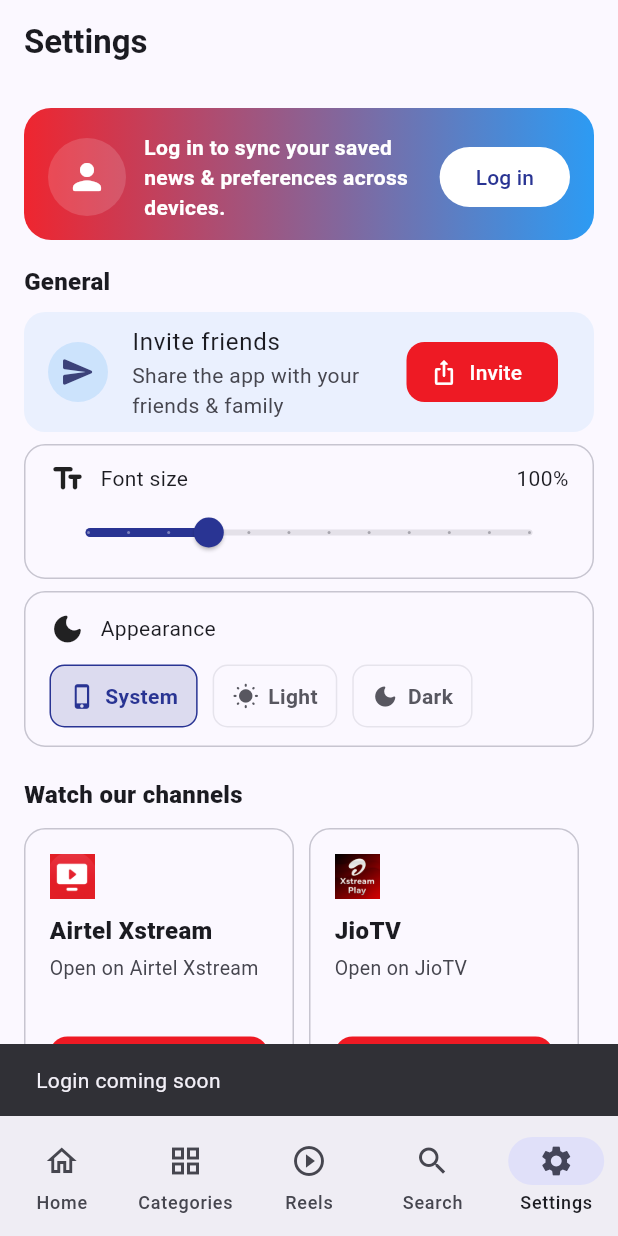
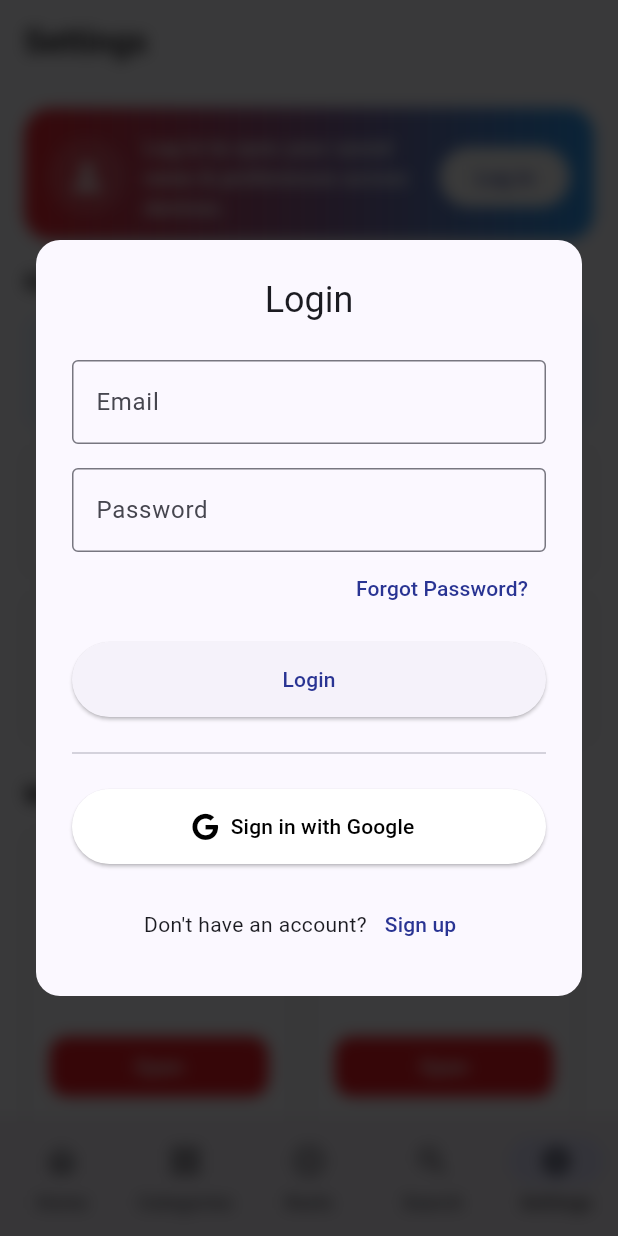
Before and after one commit to CLemToz/ab-news, a Flutter app: the screen it shows after launch, item 5 of the bottom bar chosen, after a tap on "Log in", on a phone screen of 412 x 824 dp. Run offline on Flutter 3.47's test engine with Material 3 defaults, Android fonts, the phone set to English and light mode, and no system bars; our stand-ins replace cached_network_image, firebase_auth, firebase_core, flutter_widget_from_html_core, font_awesome_flutter, google_sign_in and 3 more; missing offline and left inert: fwfh_cached_network_image, fwfh_chewie, fwfh_svg; accounts and stored records are empty; generated files the repository leaves out were written again; network calls fail.

Commit message:
login with google login and reset password working

```diff
--- /dev/null
+++ b/lib/features/auth/login_screen.dart
@@ -0,0 +1,220 @@
+import 'dart:ui';
+import 'package:ab_news/features/auth/signup_screen.dart';
+import 'package:ab_news/services/auth_service.dart';
+import 'package:firebase_auth/firebase_auth.dart';
+import 'package:flutter/material.dart';
+import 'package:font_awesome_flutter/font_awesome_flutter.dart';
+
+class LoginScreen extends StatefulWidget {
+  const LoginScreen({super.key});
+
+  @override
+  State<LoginScreen> createState() => _LoginScreenState();
+}
+
+class _LoginScreenState extends State<LoginScreen> {
+  final _emailController = TextEditingController();
+  final _passwordController = TextEditingController();
+  final _authService = AuthService();
+  bool _isLoading = false;
+
+  Future<void> _loginUser() async {
+    setState(() => _isLoading = true);
+    try {
+      final userCredential = await _authService.signInWithEmailAndPassword(
+        _emailController.text.trim(),
+        _passwordController.text.trim(),
+      );
+
+      if (!mounted) return;
+
+      if (userCredential != null) {
+        Navigator.of(context).pop();
+      }
+    } on FirebaseAuthException catch (e) {
+      ScaffoldMessenger.of(context).showSnackBar(
+        SnackBar(
+          content: Text(e.message ?? 'Login failed. Please check your credentials.'),
+          backgroundColor: Theme.of(context).colorScheme.error,
+        ),
+      );
+    } finally {
+      if (mounted) {
+        setState(() => _isLoading = false);
+      }
+    }
+  }
+
+  Future<void> _signInWithGoogle() async {
+    setState(() => _isLoading = true);
+    final userCredential = await _authService.signInWithGoogle();
+
+    if (!mounted) return;
+
+    if (userCredential != null) {
+      Navigator.of(context).pop();
+    } else {
+      ScaffoldMessenger.of(context).showSnackBar(
+        SnackBar(
+          content: const Text('Google sign-in failed.'),
+          backgroundColor: Theme.of(context).colorScheme.error,
+        ),
+      );
+    }
+    setState(() => _isLoading = false);
+  }
+
+  void _showPasswordResetDialog() {
+    final resetEmailController = TextEditingController();
+    showDialog(
+      context: context,
+      builder: (context) => AlertDialog(
+        title: const Text('Reset Password'),
+        content: Column(
+          mainAxisSize: MainAxisSize.min,
+          children: [
+            const Text(
+                'Enter your email address to receive a password reset link.'),
+            const SizedBox(height: 16),
+            TextField(
+              controller: resetEmailController,
+              keyboardType: TextInputType.emailAddress,
+              decoration: const InputDecoration(
+                labelText: 'Email',
+                border: OutlineInputBorder(),
+              ),
+            ),
+          ],
+        ),
+        actions: [
+          TextButton(
+            onPressed: () {
+              Navigator.of(context).pop();
+            },
+            child: const Text('Cancel'),
+          ),
+          TextButton(
+            onPressed: () async {
+              if (resetEmailController.text.isNotEmpty) {
+                try {
+                  await _authService
+                      .sendPasswordResetEmail(resetEmailController.text.trim());
+                  Navigator.of(context).pop();
+                  ScaffoldMessenger.of(context).showSnackBar(
+                    const SnackBar(
+                      content: Text('Password reset email sent.'),
+                    ),
+                  );
+                } catch (e) {
+                  Navigator.of(context).pop();
+                  ScaffoldMessenger.of(context).showSnackBar(
+                    SnackBar(
+                      content: Text('Failed to send email. Please try again.'),
+                      backgroundColor: Theme.of(context).colorScheme.error,
+                    ),
+                  );
+                }
+              }
+            },
+            child: const Text('Send'),
+          ),
+        ],
+      ),
+    );
+  }
+
+  @override
+  Widget build(BuildContext context) {
+    return Scaffold(
+      backgroundColor: Colors.black.withOpacity(0.5),
+      body: BackdropFilter(
+        filter: ImageFilter.blur(sigmaX: 5, sigmaY: 5),
+        child: Center(
+          child: SingleChildScrollView(
+            child: Container(
+              margin: const EdgeInsets.all(24.0),
+              padding: const EdgeInsets.all(24.0),
+              decoration: BoxDecoration(
+                color: Theme.of(context).cardColor,
+                borderRadius: BorderRadius.circular(16.0),
+              ),
+              child: Column(
+                mainAxisSize: MainAxisSize.min,
+                children: [
+                  Text('Login', style: Theme.of(context).textTheme.headlineSmall),
+                  const SizedBox(height: 24),
+                  TextField(
+                    controller: _emailController,
+                    keyboardType: TextInputType.emailAddress,
+                    decoration: const InputDecoration(
+                      labelText: 'Email',
+                      border: OutlineInputBorder(),
+                    ),
+                  ),
+                  const SizedBox(height: 16),
+                  TextField(
+                    controller: _passwordController,
+                    obscureText: true,
+                    decoration: const InputDecoration(
+                      labelText: 'Password',
+                      border: OutlineInputBorder(),
+                    ),
+                  ),
+                  Align(
+                    alignment: Alignment.centerRight,
+                    child: TextButton(
+                      onPressed: _showPasswordResetDialog,
+                      child: const Text('Forgot Password?'),
+                    ),
+                  ),
+                  const SizedBox(height: 12),
+                  if (_isLoading)
+                    const CircularProgressIndicator()
+                  else
+                    ElevatedButton(
+                      style: ElevatedButton.styleFrom(
+                        minimumSize: const Size(double.infinity, 50),
+                      ),
+                      onPressed: _loginUser,
+                      child: const Text('Login'),
+                    ),
+                  const SizedBox(height: 16),
+                  const Divider(),
+                  const SizedBox(height: 16),
+                  ElevatedButton.icon(
+                    style: ElevatedButton.styleFrom(
+                      minimumSize: const Size(double.infinity, 50),
+                      backgroundColor: Colors.white,
+                      foregroundColor: Colors.black,
+                    ),
+                    onPressed: _signInWithGoogle,
+                    icon: const FaIcon(FontAwesomeIcons.google, size: 18),
+                    label: const Text('Sign in with Google'),
+                  ),
+                  const SizedBox(height: 16),
+                  Row(
+                    mainAxisAlignment: MainAxisAlignment.center,
+                    children: [
+                      const Text("Don't have an account?"),
+                      TextButton(
+                        onPressed: _isLoading
+                            ? null
+                            : () {
+                                Navigator.of(context)
+                                    .pushReplacement(MaterialPageRoute(
+                                  builder: (context) => const SignupScreen(),
+                                ));
+                              },
+                        child: const Text('Sign up'),
+                      ),
+                    ],
+                  ),
+                ],
+              ),
+            ),
+          ),
+        ),
+      ),
+    );
+  }
+}
--- a/lib/features/settings/settings_screen.dart
+++ b/lib/features/settings/settings_screen.dart
@@ -1,8 +1,11 @@
+import 'package:ab_news/features/auth/login_screen.dart';
 import 'package:flutter/material.dart';
 import 'package:share_plus/share_plus.dart';
 import 'package:url_launcher/url_launcher.dart';
+import 'package:firebase_auth/firebase_auth.dart';
 import '../../theme/brand.dart';
 import '../../services/app_settings.dart';
+import '../../services/auth_service.dart';
 
 class SettingsScreen extends StatelessWidget {
   const SettingsScreen({super.key});
@@ -58,18 +61,38 @@ class _SectionTitle extends StatelessWidget {
   );
 }
 
-class _LoginCard extends StatelessWidget {
+class _LoginCard extends StatefulWidget {
   final Color accentRed;
   final Color accentBlue;
   const _LoginCard({required this.accentRed, required this.accentBlue});
 
   @override
+  State<_LoginCard> createState() => _LoginCardState();
+}
+
+class _LoginCardState extends State<_LoginCard> {
+  final _authService = AuthService();
+  User? _user = FirebaseAuth.instance.currentUser;
+
+  @override
+  void initState() {
+    super.initState();
+    FirebaseAuth.instance.authStateChanges().listen((user) {
+      setState(() {
+        _user = user;
+      });
+    });
+  }
+
+  @override
   Widget build(BuildContext context) {
     final cs = Theme.of(context).colorScheme;
+    final user = _user;
+
     return Container(
       decoration: BoxDecoration(
         gradient: LinearGradient(
-          colors: [accentRed.withOpacity(.95), accentBlue.withOpacity(.95)],
+          colors: [widget.accentRed.withOpacity(.95), widget.accentBlue.withOpacity(.95)],
           begin: Alignment.centerLeft,
           end: Alignment.centerRight,
         ),
@@ -90,21 +113,39 @@ class _LoginCard extends StatelessWidget {
           const SizedBox(width: 12),
           Expanded(
             child: Text(
-              'Log in to sync your saved news & preferences across devices.',
+              user != null
+                  ? 'Logged in as ${user.displayName}'
+                  : 'Log in to sync your saved news & preferences across devices.',
               style:
               const TextStyle(color: Colors.white, fontWeight: FontWeight.w600),
             ),
           ),
           const SizedBox(width: 12),
+          if (user != null)
             FilledButton(
               style: FilledButton.styleFrom(
                 backgroundColor: Colors.white,
                 foregroundColor: cs.primary,
                 shape: const StadiumBorder(),
               ),
-            onPressed: () => ScaffoldMessenger.of(context).showSnackBar(
-              const SnackBar(content: Text('Login coming soon')),
+              onPressed: () async {
+                await _authService.signOut();
+              },
+              child: const Text('Log out'),
+            )
+          else
+            FilledButton(
+              style: FilledButton.styleFrom(
+                backgroundColor: Colors.white,
+                foregroundColor: cs.primary,
+                shape: const StadiumBorder(),
               ),
+              onPressed: () {
+                showDialog(
+                  context: context,
+                  builder: (context) => const LoginScreen(),
+                );
+              },
               child: const Text('Log in'),
             ),
         ],
--- a/lib/main.dart
+++ b/lib/main.dart
@@ -1,12 +1,13 @@
+import 'package:firebase_core/firebase_core.dart';
 import 'package:flutter/material.dart';
 import 'package:provider/provider.dart'; // safe to keep if you use elsewhere
-
 import 'features/categories/categories_screen.dart';
 import 'features/home/home_screen.dart';
 import 'features/reels/reels_screen.dart';
 import 'features/search/search_screen.dart';
 import 'features/settings/settings_screen.dart';
 
+import 'firebase_options.dart';
 import 'theme/app_theme.dart';
 import 'theme/theme_provider.dart';
 
@@ -15,6 +16,9 @@ import 'services/app_settings.dart';
 
 void main() async {
   WidgetsFlutterBinding.ensureInitialized();
+  await Firebase.initializeApp(
+    options: DefaultFirebaseOptions.currentPlatform,
+  );
 
   // keep your provider boot; harmless even if theme comes from AppSettings
   final themeProvider = await ThemeProvider.create();
```
Also changed, not shown: lib/features/auth/signup_screen.dart (added, +197 -0 lines), lib/services/auth_service.dart (added, +81 -0 lines), pubspec.yaml (+15 -73 lines), pubspec.lock, 3 other files. Lines whose indentation alone changed are shown as unchanged.
